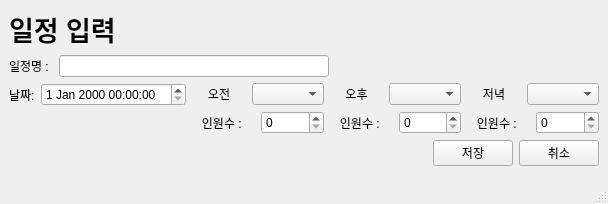
First picture: the form in OOP_Project_Qt/DateInputWindow.ui, repository Doho-K/OOP23_1, before the edit.
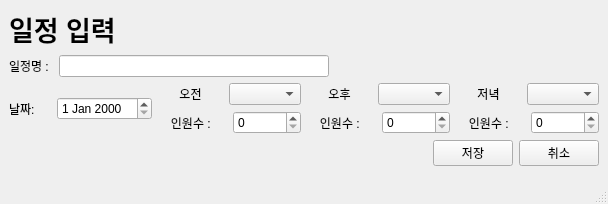
Second picture: the form after the edit.

Patch:
```diff
--- a/OOP_Project_Qt/DateInputWindow.ui
+++ b/OOP_Project_Qt/DateInputWindow.ui
@@ -69,23 +69,10 @@
            </widget>
           </item>
           <item>
-           <widget class="QDateTimeEdit" name="dateTime"/>
+           <widget class="QDateEdit" name="dateTime"/>
           </item>
          </layout>
         </item>
-        <item>
-         <spacer name="verticalSpacer">
-          <property name="orientation">
-           <enum>Qt::Vertical</enum>
-          </property>
-          <property name="sizeHint" stdset="0">
-           <size>
-            <width>20</width>
-            <height>40</height>
-           </size>
-          </property>
-         </spacer>
-        </item>
        </layout>
       </item>
       <item>
```
